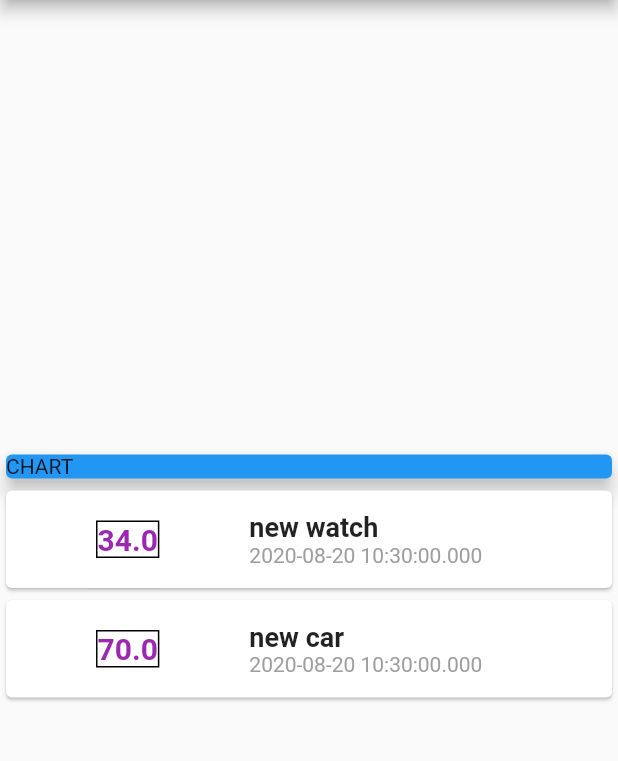
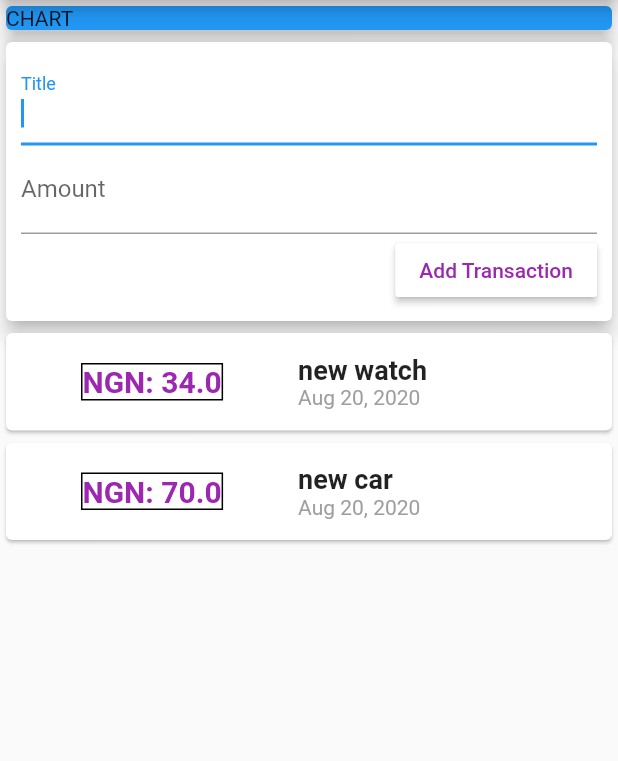
Before and after one commit to gaiyadev/expense_tracker, a Flutter app: the screen it shows after launch, on a phone screen of 412 x 824 dp, the part 84-845 px from its top. Run offline on Flutter 3.47's test engine with Material 2 defaults, Android fonts, the phone set to English and light mode, and no system bars.

Commit message:
Add: input fields and mapping map to widget.. bug fixed

```diff
--- a/lib/main.dart
+++ b/lib/main.dart
@@ -1,6 +1,5 @@
 import 'package:flutter/material.dart';
-
-import 'home.dart';
+import 'screens/home.dart';
 
 void main() => runApp(MyApp());
 
--- a/lib/home.dart
+++ b/lib/screens/home.dart
@@ -1,7 +1,16 @@
-import 'package:expense_tracker/transaction.dart';
+import 'package:expense_tracker/models/transaction.dart';
 import 'package:flutter/material.dart';
+import 'package:intl/intl.dart';
 
-class MyHomePage extends StatelessWidget {
+class MyHomePage extends StatefulWidget {
+  @override
+  _MyHomePageState createState() => _MyHomePageState();
+}
+
+class _MyHomePageState extends State<MyHomePage> {
+  String title;
+  String amount;
+  TextEditingController controller;
   final List<Transaction> transactions = [
     Transaction(
       id: '1',
@@ -25,7 +34,6 @@ class MyHomePage extends StatelessWidget {
       ),
       body: Column(
         crossAxisAlignment: CrossAxisAlignment.stretch,
-        mainAxisAlignment: MainAxisAlignment.center,
         children: [
           Container(
             width: double.infinity,
@@ -34,6 +42,50 @@ class MyHomePage extends StatelessWidget {
               elevation: 5,
               child: Text(
                 'CHART',
+              ),
+            ),
+          ),
+          Card(
+            elevation: 5,
+            child: Container(
+              child: Padding(
+                padding: const EdgeInsets.all(10.0),
+                child: Column(
+                  crossAxisAlignment: CrossAxisAlignment.end,
+                  children: [
+                    TextField(
+                      onChanged: (value) {
+                        title = value;
+                      },
+                      autofocus: true,
+                      decoration: InputDecoration(
+                        labelText: 'Title',
+                      ),
+                    ),
+                    TextField(
+                      onChanged: (value) {
+                        amount = value;
+                      },
+                      decoration: InputDecoration(
+                        labelText: 'Amount',
+                      ),
+                    ),
+                    RaisedButton(
+                      color: Colors.white,
+                      onPressed: () {
+                        setState(() {});
+                        print(amount);
+                        print(title);
+                      },
+                      child: Text(
+                        'Add Transaction',
+                        style: TextStyle(
+                          color: Colors.purple,
+                        ),
+                      ),
+                    ),
+                  ],
+                ),
               ),
             ),
           ),
@@ -47,7 +99,7 @@ class MyHomePage extends StatelessWidget {
                       child: Container(
                         margin: EdgeInsets.symmetric(
                           vertical: 10.0,
-                          horizontal: 50.0,
+                          horizontal: 40.0,
                         ),
                         decoration: BoxDecoration(
                           border: Border.all(
@@ -55,7 +107,7 @@ class MyHomePage extends StatelessWidget {
                           ),
                         ),
                         child: Text(
-                          tx.amount.toString(),
+                          'NGN: ${tx.amount}',
                           style: TextStyle(
                               fontWeight: FontWeight.bold,
                               fontSize: 20.0,
@@ -69,16 +121,18 @@ class MyHomePage extends StatelessWidget {
                         Text(
                           tx.title,
                           style: TextStyle(
-                              fontSize: 18.0, fontWeight: FontWeight.bold),
+                            fontSize: 18.0,
+                            fontWeight: FontWeight.bold,
+                          ),
                         ),
                         Text(
-                          tx.date.toString(),
+                          DateFormat.yMMMd().format(tx.date),
                           style: TextStyle(
                             color: Colors.grey,
                           ),
                         ),
                       ],
-                    )
+                    ),
                   ],
                 ),
               );
--- a/pubspec.yaml
+++ b/pubspec.yaml
@@ -28,6 +28,7 @@ dependencies:
   # The following adds the Cupertino Icons font to your application.
   # Use with the CupertinoIcons class for iOS style icons.
   cupertino_icons: ^0.1.3
+  intl: ^0.15.8
 
 dev_dependencies:
   flutter_test:
```
Also changed, not shown: lib/widgets/transaction_list.dart (added, +16 -0 lines), lib/models/transaction.dart (renamed from lib/transaction.dart), pubspec.lock.
